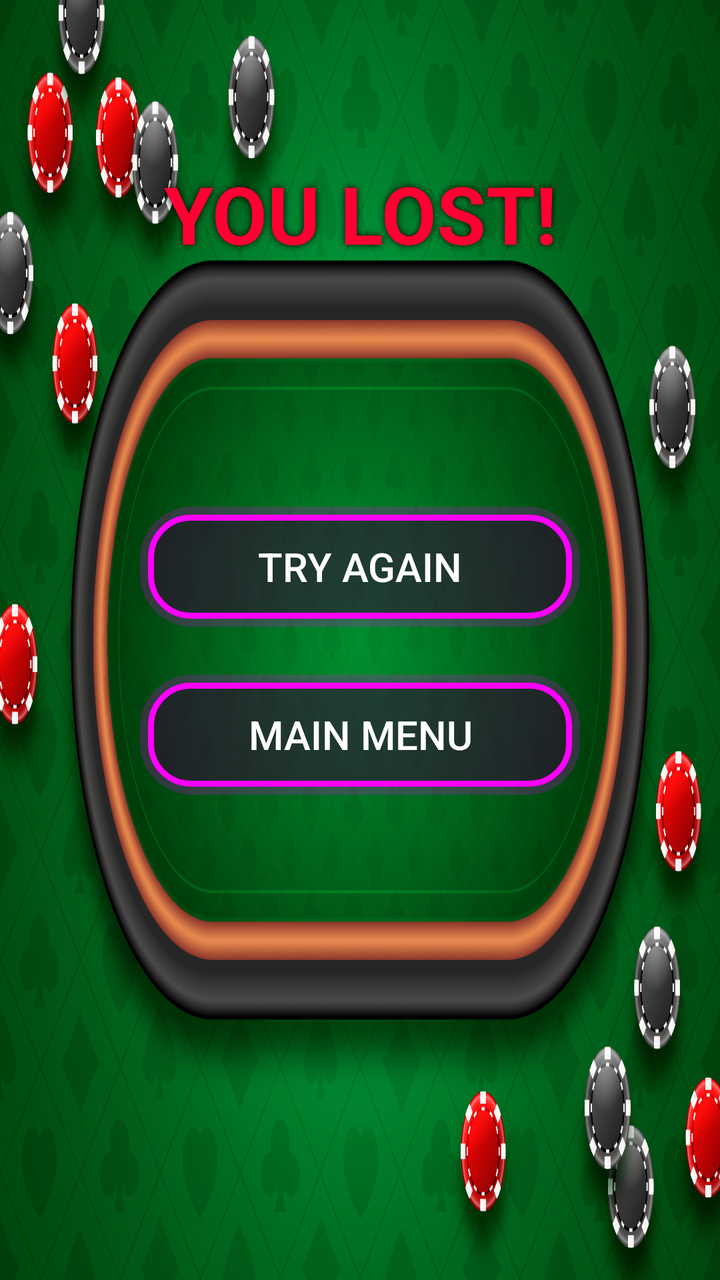
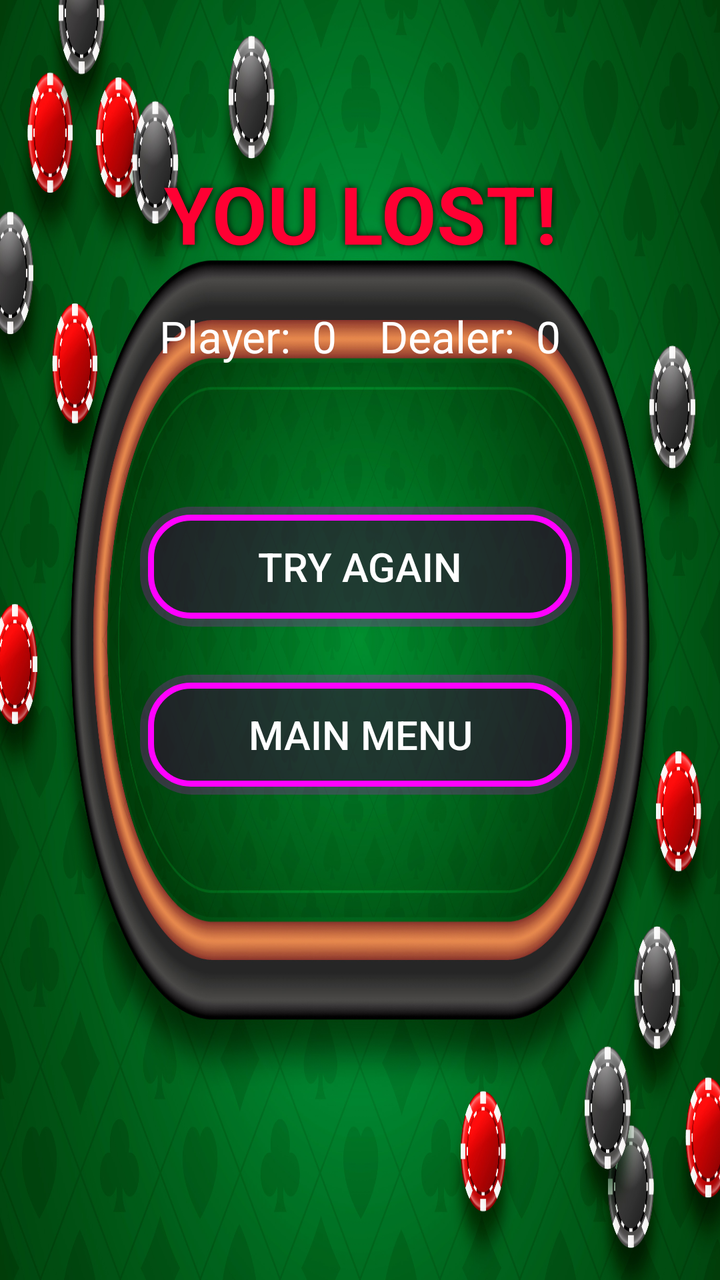

Two renders of the same Android screen: before a commit and after it. Below are the layout's source before the change and the commit's diff.
<!-- AndroidManifest.xml: application theme Theme.BlackJack -->
<!-- res/layout/activity_loose.xml -->
<?xml version="1.0" encoding="utf-8"?>
<androidx.constraintlayout.widget.ConstraintLayout xmlns:android="http://schemas.android.com/apk/res/android"
    xmlns:app="http://schemas.android.com/apk/res-auto"
    android:layout_width="match_parent"
    android:layout_height="match_parent"
    android:background="@drawable/game_board">


    

    <TextView
        android:id="@+id/txtLooseTitle"
        android:layout_width="wrap_content"
        android:layout_height="wrap_content"
        android:text="YOU LOST!"
        android:textSize="40dp"
        android:textStyle="bold"
        android:textColor="#FF0033"
        android:shadowColor="#000000"
        android:shadowRadius="8"
        android:layout_marginTop="80dp"
        app:layout_constraintTop_toTopOf="parent"
        app:layout_constraintStart_toStartOf="parent"
        app:layout_constraintEnd_toEndOf="parent" />

    

    <Button
        android:id="@+id/btnLoosePlayAgain"
        android:layout_width="220dp"
        android:layout_height="60dp"
        android:text="Try Again"
        android:textSize="20sp"
        android:textColor="@android:color/white"
        android:background="@drawable/neon_button_selector"
        android:layout_marginTop="120dp"
        app:layout_constraintTop_toBottomOf="@id/txtLooseTitle"
        app:layout_constraintStart_toStartOf="parent"
        app:layout_constraintEnd_toEndOf="parent"/>

    

    <Button
        android:id="@+id/btnLooseBackMenu"
        android:layout_width="220dp"
        android:layout_height="60dp"
        android:text="Main Menu"
        android:textSize="20sp"
        android:textColor="@android:color/white"
        android:background="@drawable/neon_button_selector"
        android:layout_marginTop="24dp"
        app:layout_constraintTop_toBottomOf="@id/btnLoosePlayAgain"
        app:layout_constraintStart_toStartOf="parent"
        app:layout_constraintEnd_toEndOf="parent"/>

</androidx.constraintlayout.widget.ConstraintLayout>
<!-- resources referenced by this layout -->
<resources>
  <!-- drawable game_board: jpg bitmap (drawable, 701621 bytes) -->
  <!-- drawable neon_button_selector (drawable) -->
  <?xml version="1.0" encoding="utf-8"?>
  <selector xmlns:android="http://schemas.android.com/apk/res/android">
  
  
      
      <item android:state_pressed="true" android:drawable="@drawable/neon_glow_pressed"/>
  
      
      <item android:drawable="@drawable/neon_glow" />
  
  </selector>
  <style name="Theme.BlackJack" parent="Base.Theme.BlackJack" />
  <!-- drawable neon_glow_pressed (drawable) -->
  <?xml version="1.0" encoding="utf-8"?>
  <layer-list xmlns:android="http://schemas.android.com/apk/res/android">
  
      
  
      <item>
  
          <shape android:shape="rectangle">
              <solid android:color="#66FF00FF" /> 
              <corners android:radius="26dp" />
  
          </shape>
      </item>
  
      
      <item
          android:left="2dp"
          android:top="2dp"
          android:right="2dp"
          android:bottom="2dp">
  
          <shape android:shape="rectangle">
              <solid android:color="#99000000"/>
              <corners android:radius="20dp"/>
              <stroke android:width="4dp" android:color="#FF00FF"/> 
          </shape>
      </item>
  
  </layer-list>
  <!-- drawable neon_glow (drawable) -->
  <?xml version="1.0" encoding="utf-8"?>
  <layer-list xmlns:android="http://schemas.android.com/apk/res/android">
  
      
  
      <item>
  
          <shape android:shape="rectangle">
              <solid android:color="#33FF00FF" />
              <corners android:radius="26dp"/>
          </shape>
      </item>
  
      
  
      <item
          android:left="4dp"
          android:top="4dp"
          android:right="4dp"
          android:bottom="4dp">
          <shape android:shape="rectangle">
              <solid android:color="#66000000" />
              <corners android:radius="20dp" />
              <stroke
                  android:width="3dp"
                  android:color="#FF00FF"/>
          </shape>
      </item>
  
  </layer-list>
  <style name="Base.Theme.BlackJack" parent="Theme.Material3.DayNight.NoActionBar">
          
          
      </style>
</resources>

<!-- the commit's change to res/layout/activity_loose.xml (unified diff, before → after) -->
@@ -22,6 +22,19 @@
         app:layout_constraintTop_toTopOf="parent"
         app:layout_constraintStart_toStartOf="parent"
         app:layout_constraintEnd_toEndOf="parent" />
+
+    
+    <TextView
+        android:id="@+id/txtScoreInfo"
+        android:layout_width="wrap_content"
+        android:layout_height="wrap_content"
+        android:text="Player:  0    Dealer:  0"
+        android:textColor="@android:color/white"
+        android:textSize="22sp"
+        android:layout_marginTop="20dp"
+        app:layout_constraintTop_toBottomOf="@id/txtLooseTitle"
+        app:layout_constraintStart_toStartOf="parent"
+        app:layout_constraintEnd_toEndOf="parent"/>
 
     
 
